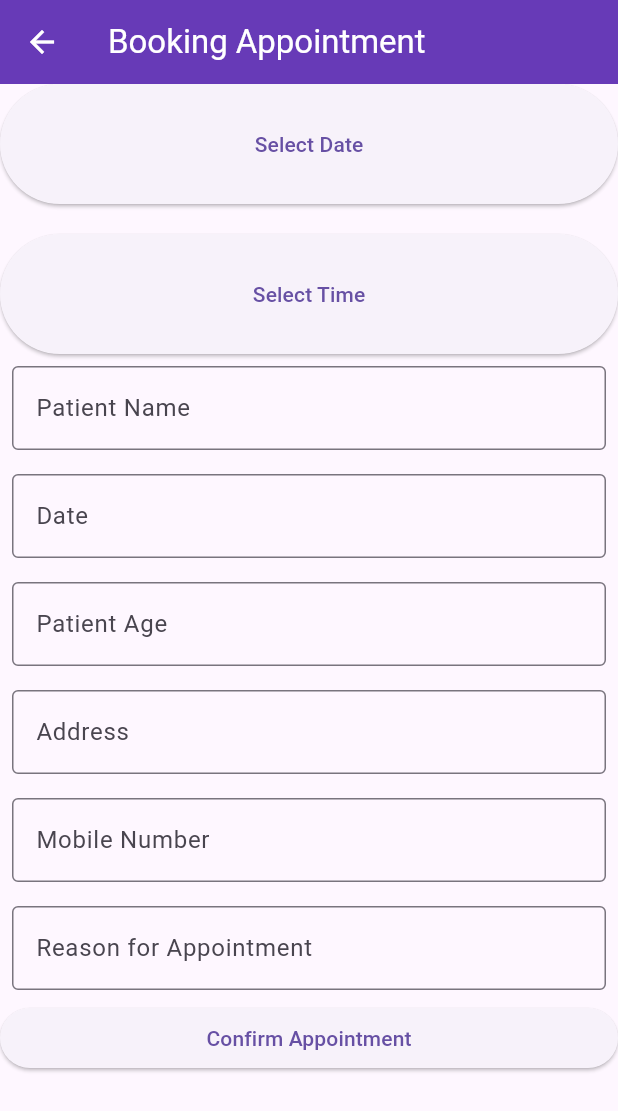
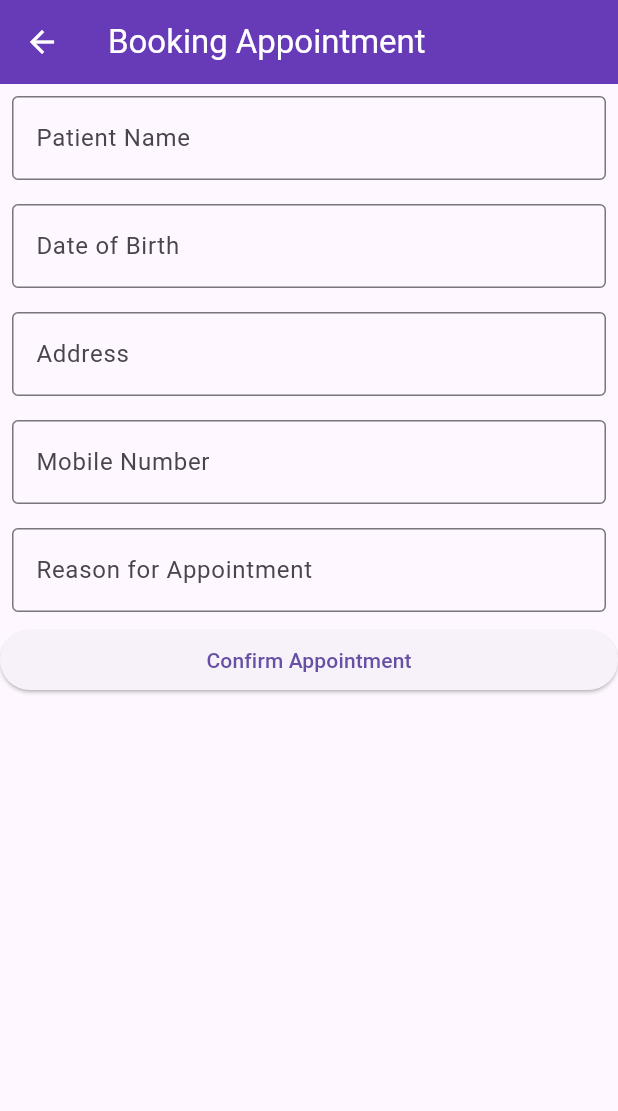
Before and after one commit to gokulvijayanand/healthcareapp, a Flutter app: the AppointmentPage screen opened directly with empty values, after a tap on "Confirm Appointment", on a phone screen of 412 x 824 dp. Shown: the top 1111 px of the screen. Run offline on Flutter 3.47's test engine with Material 3 defaults, Android fonts, the phone set to English and light mode, and no system bars; our stand-ins replace lottie, table_calendar.

Commit message:
form is done in alluser

```diff
--- /dev/null
+++ b/lib/config/env.dart
@@ -0,0 +1,3 @@
+class Env {
+  static const String BASE_URL = 'http://127.0.0.1::80';
+}
--- /dev/null
+++ b/lib/lib/config/env.dart
@@ -0,0 +1 @@
+// TODO Implement this library.
--- a/lib/screens/alluser/appointment_page.dart
+++ b/lib/screens/alluser/appointment_page.dart
@@ -1,9 +1,9 @@
+import 'dart:convert';
 import 'package:flutter/material.dart';
 import 'package:flutter/services.dart';
 import 'package:table_calendar/table_calendar.dart';
 import '../../models/doctor.dart';
 import '../../models/appointment.dart'; // Import the Appointment class
-import 'dart:convert';
 
 class AppointmentPage extends StatefulWidget {
   final Doctor doctor;
@@ -17,8 +17,6 @@ class AppointmentPage extends StatefulWidget {
 class _AppointmentPageState extends State<AppointmentPage> {
   late List<Appointment> appointments = [];
   final TextEditingController _patientNameController = TextEditingController();
-  final TextEditingController _timeSlotController = TextEditingController();
-  final TextEditingController _dateController = TextEditingController();
   final TextEditingController _patientAgeController = TextEditingController();
   final TextEditingController _addressController = TextEditingController();
   final TextEditingController _mobileNumberController = TextEditingController();
@@ -28,6 +26,7 @@ class _AppointmentPageState extends State<AppointmentPage> {
   DateTime _focusedDay = DateTime.now();
   DateTime? _selectedDay;
   late String _selectedTimeSlot; // Add this variable to hold the selected time slot
+  int? _age; // Add this variable to hold the calculated age
 
   @override
   void initState() {
@@ -62,27 +61,7 @@ class _AppointmentPageState extends State<AppointmentPage> {
         child: Column(
           crossAxisAlignment: CrossAxisAlignment.stretch,
           children: [
-            SizedBox(
-              width: 120,
-              height: 80,
-              child: ElevatedButton(
-                onPressed: () {
-                  _showCalendar();
-                },
-                child: Text('Select Date'),
-              ),
-            ),
-            SizedBox(height: 20),
-            SizedBox(
-              width: 120,
-              height: 80,
-              child: ElevatedButton(
-                onPressed: () {
-                  _showTimeSlots();
-                },
-                child: Text('Select Time'),
-              ),
-            ),
+
             Padding(
               padding: EdgeInsets.all(8.0),
               child: TextField(
@@ -96,23 +75,15 @@ class _AppointmentPageState extends State<AppointmentPage> {
             Padding(
               padding: EdgeInsets.all(8.0),
               child: TextField(
-                controller: _dateController,
+                controller: _patientAgeController,
                 decoration: InputDecoration(
-                  labelText: 'Date',
+                  labelText: 'Date of Birth',
                   border: OutlineInputBorder(),
                 ),
               ),
             ),
-            Padding(
-              padding: EdgeInsets.all(8.0),
-              child: TextField(
-                controller: _patientAgeController,
-                decoration: InputDecoration(
-                  labelText: 'Patient Age',
-                  border: OutlineInputBorder(),
-                ),
-              ),
-            ),
+
+
             Padding(
               padding: EdgeInsets.all(8.0),
               child: TextField(
@@ -170,10 +141,10 @@ class _AppointmentPageState extends State<AppointmentPage> {
 
     final appointment = Appointment(
       doctorId: widget.doctor.id,
-      date: _selectedDay.toString(), // Assuming _selectedDay is the selected date from the calendar
+      date: _selectedDay.toString(),
       timeSlot: _selectedTimeSlot,
       patientName: _patientNameController.text,
-      patientAge: int.parse(_patientAgeController.text),
+      patientAge: _age ?? 0,
       address: _addressController.text,
       mobileNumber: _mobileNumberController.text,
       reason: _reasonController.text,
@@ -193,7 +164,6 @@ class _AppointmentPageState extends State<AppointmentPage> {
 
     // Clear the form fields
     _patientNameController.clear();
-    _dateController.clear();
     _patientAgeController.clear();
     _addressController.clear();
     _mobileNumberController.clear();
@@ -252,7 +222,6 @@ class _AppointmentPageState extends State<AppointmentPage> {
         onPressed: () {
           // Handle time slot selection
           print('Selected Time Slot: $timeSlot');
-          _timeSlotController.text = timeSlot;
           _selectedTimeSlot = timeSlot; // Update the selected time slot
         },
         child: Text(timeSlot),
@@ -266,4 +235,8 @@ class _AppointmentPageState extends State<AppointmentPage> {
         day1.month == day2.month &&
         day1.day == day2.day;
   }
-}
+
+
+
+
+  }
--- a/lib/screens/alluser/doctors_list_page.dart
+++ b/lib/screens/alluser/doctors_list_page.dart
@@ -3,7 +3,6 @@ import 'package:flutter/material.dart';
 import 'package:flutter/services.dart';
 import '../../models/doctor.dart';
 import 'doctor_detail_page.dart'; // Ensure this import path is correct
-import 'package:http/http.dart' as http;
 
 class DoctorsListPage extends StatefulWidget {
   final String? specialization;
@@ -59,6 +58,7 @@ class _DoctorsListPageState extends State<DoctorsListPage> {
     final filteredDoctors = _doctors.where((doctor) {
       final doctorNameLower = doctor.name.toLowerCase();
       final searchLower = query.toLowerCase();
+
       return doctorNameLower.contains(searchLower);
     }).toList();
 
```
Also changed, not shown: lib/screens/alluser/doctor_detail_page.dart (line endings or trailing spaces).
